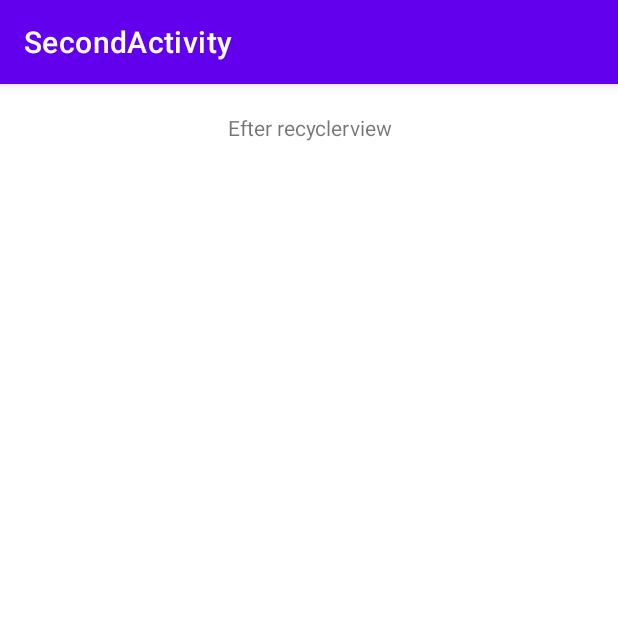
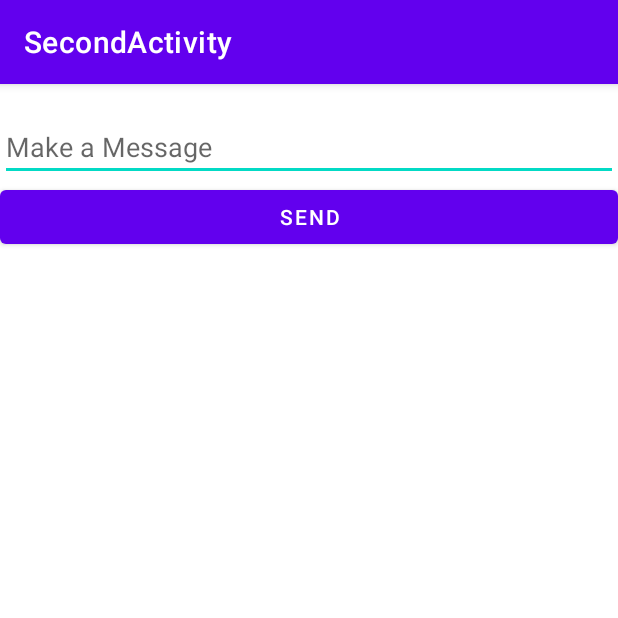
Before and after one commit to Mort094/AS_Twister_PM, an Android app: the SecondActivity screen opened directly, with no data from a screen before it, on a phone screen of 412 x 824 dp, the top half of it. Run offline under Robolectric (Android 15) with nearby library versions, the phone set to English and light mode, and no system bars; our stand-ins replace Firebase (no records; nobody signed in at launch, a user with empty details on screens opened directly).

```diff
--- a/app/src/main/java/com/example/twister_pm/AnboService.java
+++ b/app/src/main/java/com/example/twister_pm/AnboService.java
@@ -4,6 +4,7 @@ import java.util.List;
 
 import retrofit2.Call;
 import retrofit2.http.Body;
+import retrofit2.http.DELETE;
 import retrofit2.http.GET;
 import retrofit2.http.POST;
 import retrofit2.http.Path;
@@ -12,9 +13,15 @@ public interface AnboService {
     @GET("Messages")
     Call<List<Message>> getMessage();
 
+    @POST("Messages")
+    Call<Message> saveMessage(@Body Message message);
+
     @GET("Messages/{messageId}/Comments")
     Call<List<Comment>> getComment(@Path("messageId") int messageId);
 
     @POST("Messages/{messageId}/Comments")
     Call<Comment> saveComment(@Path("messageId") int messageId, @Body Comment comment);
+
+    @DELETE("Messages/{id}")
+    Call<Message> deleteMessage(@Path("id") int id);
 }
--- a/app/src/main/java/com/example/twister_pm/SecondActivity.java
+++ b/app/src/main/java/com/example/twister_pm/SecondActivity.java
@@ -4,12 +4,16 @@ import android.content.Intent;
 import android.os.Bundle;
 import android.util.Log;
 import android.view.View;
+import android.widget.EditText;
 import android.widget.TextView;
+import android.widget.Toast;
 
 import androidx.appcompat.app.AppCompatActivity;
 import androidx.appcompat.widget.Toolbar;
 import androidx.recyclerview.widget.LinearLayoutManager;
 import androidx.recyclerview.widget.RecyclerView;
+
+import com.google.firebase.auth.FirebaseAuth;
 
 import java.util.ArrayList;
 import java.util.List;
@@ -24,7 +28,14 @@ public class SecondActivity extends AppCompatActivity {
     public static final String EMAIL = "email";
     public static final String PASSWORD = "password";
     public static final String MESSAGE = "message";
+    private TextView messageView;
+    private FirebaseAuth mAuth;
     private final List<Message> messagesList = new ArrayList<>();
+    Retrofit retrofit = new Retrofit.Builder()
+            .baseUrl("https://anbo-restmessages.azurewebsites.net/api/")
+            .addConverterFactory(GsonConverterFactory.create())
+            .build();
+    AnboService service = retrofit.create(AnboService.class);
 
     @Override
     protected void onCreate(Bundle savedInstanceState) {
@@ -32,7 +43,9 @@ public class SecondActivity extends AppCompatActivity {
         setContentView(R.layout.activity_second);
         Toolbar toolbar = findViewById(R.id.toolbar);
         setSupportActionBar(toolbar);
-        getAndShowData();
+
+        messageView = findViewById(R.id.messageView);
+        mAuth = FirebaseAuth.getInstance();
         /*FloatingActionButton fab = findViewById(R.id.fab);
         fab.setOnClickListener(new View.OnClickListener() {
             @Override
@@ -48,13 +61,14 @@ public class SecondActivity extends AppCompatActivity {
         emailView.setText(email);
     }
 
+    @Override
+    protected void onStart() {
+        super.onStart();
+        getAndShowData();
+
+    }
+
     private void getAndShowData() {
-
-        Retrofit retrofit = new Retrofit.Builder()
-                .baseUrl("https://anbo-restmessages.azurewebsites.net/api/")
-                .addConverterFactory(GsonConverterFactory.create())
-                .build();
-        AnboService service = retrofit.create(AnboService.class);
 
         Call<List<Message>> callMessage = service.getMessage();
         callMessage.enqueue(new Callback<List<Message>>() {
@@ -68,6 +82,34 @@ public class SecondActivity extends AppCompatActivity {
             @Override
             public void onFailure(Call<List<Message>> call, Throwable t) {
                 Log.d("apple", t.getMessage());
+            }
+        });
+    }
+    public void sendMessage(View view){
+        EditText contentField = findViewById(R.id.messageContent);
+        String content = contentField.getText().toString().trim();
+
+        Message message = new Message();
+        message.setContent(content);
+        message.setUser(mAuth.getCurrentUser().getEmail());
+        Call<Message> saveMessageCall = service.saveMessage(message);
+        saveMessageCall.enqueue(new Callback<Message>() {
+            @Override
+            public void onResponse(Call<Message> call, Response<Message> response) {
+                if (response.isSuccessful()){
+                    Message theNewMessage = response.body();
+                    Log.d("apple", theNewMessage.toString());
+                    Toast.makeText(SecondActivity.this, "Message added: " + theNewMessage.getId(), Toast.LENGTH_SHORT).show();
+                }else {
+                    String problem = "Problem: " + response.code() + " " + response.message();
+                    Log.e("apple", problem);
+                    messageView.setText("Problem");
+                }
+            }
+
+            @Override
+            public void onFailure(Call<Message> call, Throwable t) {
+
             }
         });
     }
--- a/app/src/main/res/layout/content_second.xml
+++ b/app/src/main/res/layout/content_second.xml
@@ -13,21 +13,29 @@
         android:layout_gravity="center_horizontal"
         android:textAlignment="center" />
 
-    <ScrollView
+    <EditText
+        android:id="@+id/messageContent"
         android:layout_width="match_parent"
-        android:layout_height="wrap_content">
+        android:layout_height="wrap_content"
+        android:hint="Make a Message"
+        />
+    <Button
+        android:layout_width="match_parent"
+        android:layout_height="wrap_content"
+        android:text="Send"
+        android:onClick="sendMessage"
+        />
+    <TextView
+        android:id="@+id/messageView"
+        android:layout_width="wrap_content"
+        android:layout_height="wrap_content" />
+
 
     <androidx.recyclerview.widget.RecyclerView
         android:id="@+id/secondRecyclerView"
         android:layout_width="match_parent"
         android:layout_height="wrap_content"
         android:orientation="vertical" />
-    </ScrollView>
 
-    <TextView
-        android:layout_width="match_parent"
-        android:layout_height="wrap_content"
-        android:layout_gravity="center_horizontal"
-        android:text="Efter recyclerview"
-        android:textAlignment="center" />
+
 </LinearLayout>
```
Also changed, not shown: app/src/main/java/com/example/twister_pm/commentActivity.java (+45 -14 lines), app/src/main/res/layout/content_comment.xml (+7 -0 lines). Lines whose indentation alone changed are shown as unchanged.
